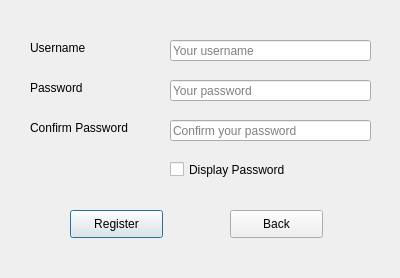
First picture: the form in regist.ui, repository Galaxies99/MS125-chatroom-client, before the edit.
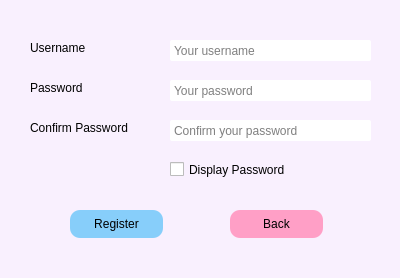
Second picture: the form after the edit.

Diff of the .ui file:
```diff
--- a/regist.ui
+++ b/regist.ui
@@ -13,6 +13,11 @@
   <property name="windowTitle">
    <string>Dialog</string>
   </property>
+  <property name="styleSheet">
+   <string notr="true">QDialog {
+	background-color: #f9f0fe;
+}</string>
+  </property>
   <widget class="QLabel" name="usernameLabel">
    <property name="geometry">
     <rect>
@@ -48,6 +53,9 @@
      <height>16</height>
     </rect>
    </property>
+   <property name="styleSheet">
+    <string notr="true">QLabel { font-family: &quot;Microsoft YaHei&quot;; }</string>
+   </property>
    <property name="text">
     <string>Confirm Password</string>
    </property>
@@ -61,6 +69,17 @@
      <height>21</height>
     </rect>
    </property>
+   <property name="styleSheet">
+    <string notr="true">QLineEdit { 
+	font-family: &quot;Microsoft YaHei&quot;; 
+	padding: 2px;
+	border-radius: 2px;
+	border: 1px, solid #000000;
+}
+QLineEdit:hover {
+	border: 1px solid #34495E;
+}</string>
+   </property>
    <property name="placeholderText">
     <string>Your username</string>
    </property>
@@ -74,6 +93,17 @@
      <height>21</height>
     </rect>
    </property>
+   <property name="styleSheet">
+    <string notr="true">QLineEdit { 
+	font-family: &quot;Microsoft YaHei&quot;; 
+	padding: 2px;
+	border-radius: 2px;
+	border: 1px, solid #000000;
+}
+QLineEdit:hover {
+	border: 1px solid #34495E;
+}</string>
+   </property>
    <property name="echoMode">
     <enum>QLineEdit::Password</enum>
    </property>
@@ -90,6 +120,17 @@
      <height>21</height>
     </rect>
    </property>
+   <property name="styleSheet">
+    <string notr="true">QLineEdit { 
+	font-family: &quot;Microsoft YaHei&quot;; 
+	padding: 2px;
+	border-radius: 2px;
+	border: 1px, solid #000000;
+}
+QLineEdit:hover {
+	border: 1px solid #34495E;
+}</string>
+   </property>
    <property name="echoMode">
     <enum>QLineEdit::Password</enum>
    </property>
@@ -119,6 +160,17 @@
      <height>28</height>
     </rect>
    </property>
+   <property name="styleSheet">
+    <string notr="true">QPushButton {
+	background-color: #87CEFA;
+	border-radius: 10px; 
+	color: rgb(0, 0, 0); 
+	font-family: &quot;Microsoft YaHei&quot; 
+} 
+QPushButton:hover { 
+	background-color: #00BFFF; 
+}</string>
+   </property>
    <property name="text">
     <string>Register</string>
    </property>
@@ -132,6 +184,15 @@
      <height>28</height>
     </rect>
    </property>
+   <property name="styleSheet">
+    <string notr="true">QPushButton { 
+	background-color: rgb(255, 159, 198); 
+	border-radius: 10px; color: rgb(0, 0, 0); 
+	font-family: &quot;Microsoft YaHei&quot; } 
+QPushButton:hover { 
+	background-color: rgb(255, 133, 166); 
+}</string>
+   </property>
    <property name="text">
     <string>Back</string>
    </property>
```
Left out of the diff: 9 changed lines with no effect on the pictures.
